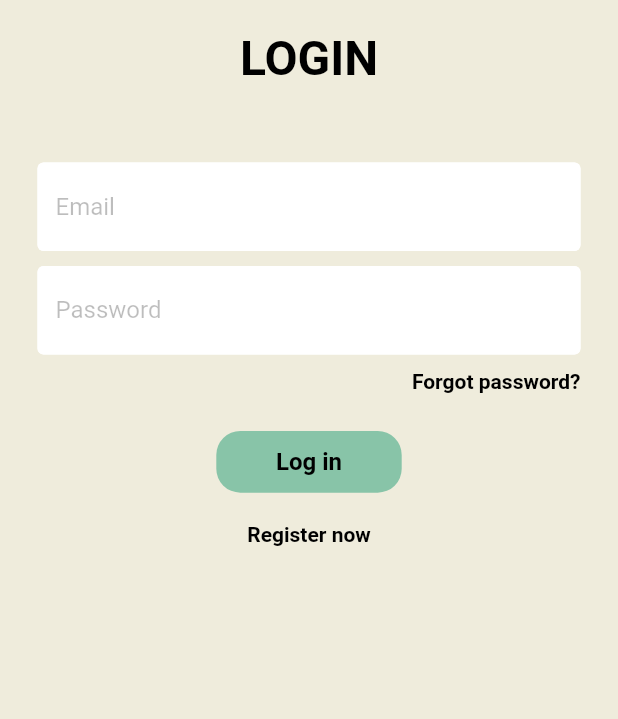
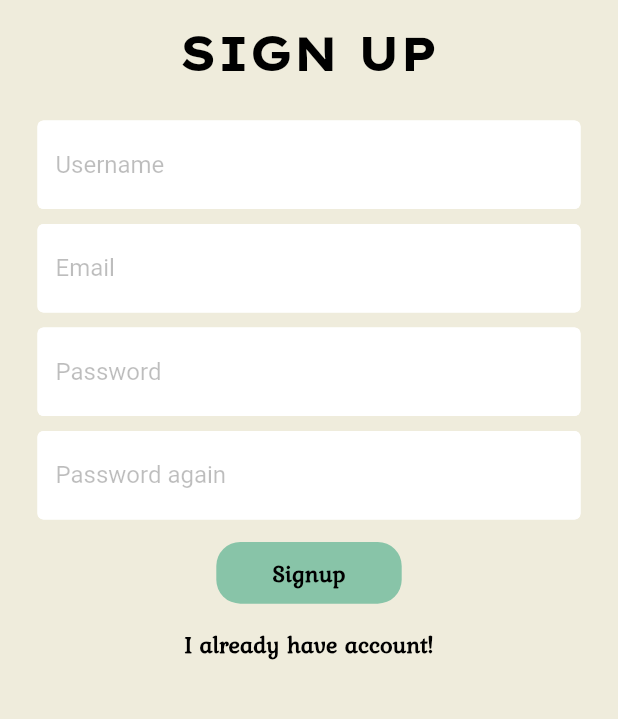
Before and after one commit to emrecura11/bookcycle, a Flutter app: the screen it shows after launch, after a tap on "Register now", on a phone screen of 412 x 824 dp, the part 494-1213 px from its top. Run offline on Flutter 3.47's test engine with Material 2 defaults, Android fonts, the phone set to English and light mode, and no system bars.

Commit message:
Signup created

```diff
--- a/lib/basic_button.dart
+++ b/lib/basic_button.dart
@@ -24,6 +24,7 @@ class BasicButton extends StatelessWidget {
           child: Text(
             buttonText,
             style: const TextStyle(
+              fontFamily: 'Kurale',
               color: Colors.black,
               fontWeight: FontWeight.bold,
               fontSize: 16,
--- a/lib/login_page.dart
+++ b/lib/login_page.dart
@@ -1,5 +1,6 @@
 
 
+import 'package:bookcycle/signup_page.dart';
 import 'package:flutter/material.dart';
 
 import 'basic_button.dart';
@@ -32,6 +33,7 @@ class LoginPage extends StatelessWidget{
                     Text(
                       'LOGIN',
                       style: TextStyle(
+                        fontFamily: 'LexendExa',
                         fontSize: 32,
                         color: Colors.black,
                         fontWeight: FontWeight.bold,
@@ -74,6 +76,8 @@ class LoginPage extends StatelessWidget{
                         child: const Text(
                           'Forgot password?',
                           style: TextStyle(
+                            fontSize: 16,
+                            fontFamily: 'Kurale',
                             color: Colors.black,
                             fontWeight: FontWeight.bold,
                           ),
@@ -89,7 +93,7 @@ class LoginPage extends StatelessWidget{
                     //loginUser(context);
                     // Use the value of 'success' if needed
                   },
-                  buttonText: "Log in",
+                  buttonText: "Login",
                 ),
 
                 //not a member? Register now
@@ -99,23 +103,29 @@ class LoginPage extends StatelessWidget{
                 Row(
                   mainAxisAlignment: MainAxisAlignment.center,
                   children: [
+                    Row(
+                      mainAxisAlignment: MainAxisAlignment.center,
+                      children: [
                         GestureDetector(
                           onTap: () {
-                        Navigator.pushReplacement(
+                            Navigator.push(
                               context,
-                          MaterialPageRoute(
-                            builder: (context) =>this,
-                          ),
+                              MaterialPageRoute(builder: (context) => SignupPage()), // SignupPage'e yönlendirme yapılıyor
                             );
                           },
                           child: Text(
                             'Register now',
                             style: TextStyle(
+                              fontSize: 16,
+                              fontFamily: 'Kurale',
                               color: Colors.black,
                               fontWeight: FontWeight.bold,
                             ),
                           ),
                         ),
+                      ],
+                    )
+
                   ],
                 )
               ],
--- /dev/null
+++ b/lib/signup_page.dart
@@ -0,0 +1,117 @@
+import 'package:bookcycle/login_page.dart';
+import 'package:flutter/material.dart';
+
+import 'basic_button.dart';
+import 'basic_textfield.dart';
+
+class SignupPage extends StatelessWidget{
+  SignupPage({super.key});
+  final emailController=TextEditingController();
+  final passwordController=TextEditingController();
+  final usernameController=TextEditingController();
+  final passwordAgainController=TextEditingController();
+  @override
+  Widget build(BuildContext context) {
+    return Scaffold(
+      backgroundColor: const Color(0xFFEFECDC),
+      body: SafeArea(
+        child: SingleChildScrollView(
+          child: Center(
+            child: Column(
+              children: [
+                Image.asset('images/logo_bookcycle.jpeg',
+                  height: MediaQuery.of(context).size.height * 0.4,
+                  width: MediaQuery.of(context).size.width,
+                  fit: BoxFit.cover,
+                ),
+
+
+                const SizedBox(height: 15),
+                Stack(
+                  children: const <Widget>[
+                    // Solid text as fill.
+                    Text(
+                      'SIGN UP',
+                      style: TextStyle(
+                        fontFamily: 'LexendExa',
+                        fontSize: 32,
+                        color: Colors.black,
+                        fontWeight: FontWeight.bold,
+                      ),
+                    ),
+                  ],
+                ),
+                const SizedBox(height: 25),
+
+
+
+                //username textfield
+                BasicTextfield(
+                  controller: usernameController,
+                  hintText: 'Username',
+                  obscureText: false,
+                ),
+                const SizedBox(height: 10),
+
+                BasicTextfield(
+                  controller: emailController,
+                  hintText: 'Email',
+                  obscureText: false,
+                ),
+                const SizedBox(height: 10),
+                //password textfiled
+                BasicTextfield(
+                  controller: passwordController,
+                  hintText: 'Password',
+                  obscureText: true,
+                ),
+                const SizedBox(height: 10),
+                BasicTextfield(
+                  controller: passwordAgainController,
+                  hintText: 'Password again',
+                  obscureText: false,
+                ),
+                const SizedBox(height: 15),
+
+
+                //sign in button
+                BasicButton(
+                  onTap: () {
+                    //loginUser(context);
+                    // Use the value of 'success' if needed
+                  },
+                  buttonText: "Signup",
+                ),
+                const SizedBox(height: 15),
+                Row(
+                  mainAxisAlignment: MainAxisAlignment.center,
+                  children: [
+                    GestureDetector(
+                      onTap: () {
+                        Navigator.pushReplacement(
+                          context,
+                          MaterialPageRoute(
+                            builder: (context) =>LoginPage(),
+                          ),
+                        );
+                      },
+                      child: Text(
+                        'I already have account!',
+                        style: TextStyle(
+                          fontSize: 16,
+                          fontFamily: 'Kurale',
+                          color: Colors.black,
+                          fontWeight: FontWeight.bold,
+                        ),
+                      ),
+                    ),
+                  ],
+                )
+              ],
+            ),
+          ),
+        ),
+      ),
+    );
+  }
+}
```
Also changed, not shown: pubspec.yaml (+7 -4 lines), fonts/Kurale-Regular.ttf (added), fonts/LexendExa-VariableFont_wght.ttf (added). Lines whose indentation alone changed are shown as unchanged.
